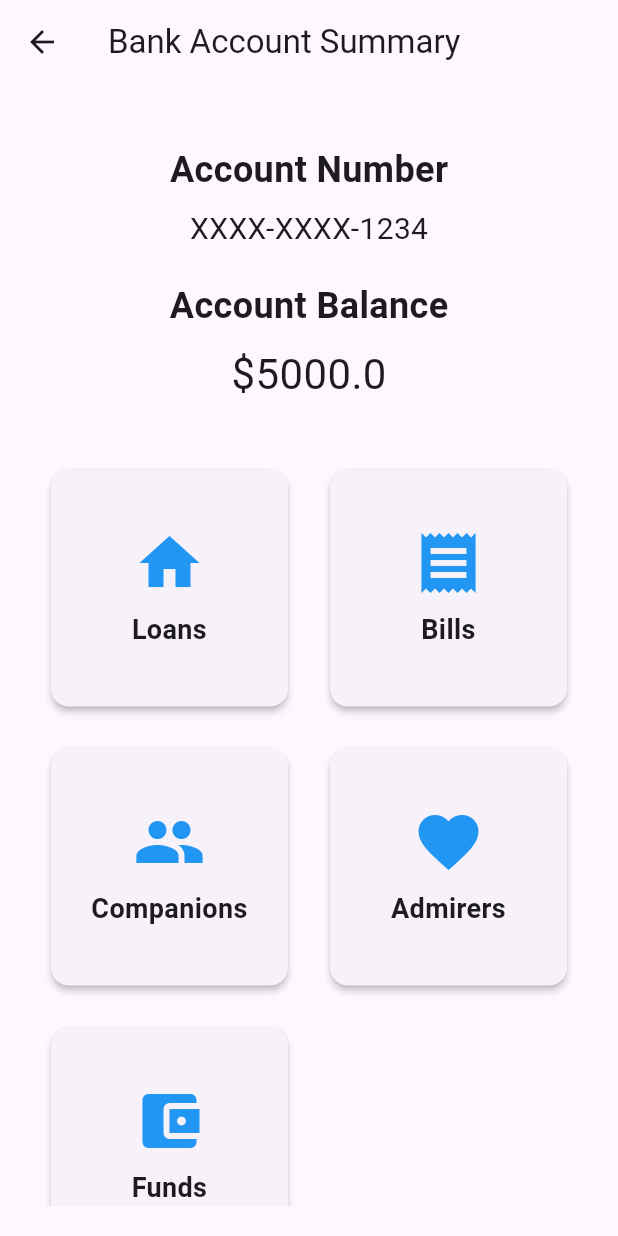
After one commit to kinjalmanek/ltc_hackathon_beekeepers, a Flutter app: the BankAccountSummaryScreen screen opened directly, on a phone screen of 412 x 824 dp. The commit adds this screen. Run offline on Flutter 3.47's test engine with Material 3 defaults, Android fonts, the phone set to English and light mode, and no system bars.

Commit message:
initial commit

```diff
--- /dev/null
+++ b/flex_ui/lib/account_summary.dart
@@ -0,0 +1,138 @@
+import 'package:flutter/material.dart';
+
+class BankAccountSummaryScreen extends StatefulWidget {
+  @override
+  _BankAccountSummaryScreenState createState() => _BankAccountSummaryScreenState();
+}
+
+class _BankAccountSummaryScreenState extends State<BankAccountSummaryScreen> {
+  String accountNumber = 'XXXX-XXXX-1234'; // Replace with actual account number
+  double accountBalance = 5000.00; // Replace with actual account balance
+
+  @override
+  Widget build(BuildContext context) {
+    return Scaffold(
+      appBar: AppBar(
+        title: Text('Bank Account Summary'),
+      ),
+      body: SafeArea(
+        child: Container(
+          width: double.infinity,
+          padding: EdgeInsets.symmetric(horizontal: 30, vertical: 20),
+          child: Column(
+            crossAxisAlignment: CrossAxisAlignment.center,
+            children: <Widget>[
+              SizedBox(height: 20),
+              Text(
+                'Account Number',
+                style: TextStyle(
+                  fontSize: 24,
+                  fontWeight: FontWeight.bold,
+                ),
+              ),
+              SizedBox(height: 8),
+              Text(
+                accountNumber,
+                style: TextStyle(
+                  fontSize: 20,
+                ),
+              ),
+              SizedBox(height: 20),
+              Text(
+                'Account Balance',
+                style: TextStyle(
+                  fontSize: 24,
+                  fontWeight: FontWeight.bold,
+                ),
+              ),
+              SizedBox(height: 8),
+              Text(
+                '\$$accountBalance',
+                style: TextStyle(
+                  fontSize: 28,
+                ),
+              ),
+              SizedBox(height: 40),
+              Expanded(
+                child: GridView.count(
+                  crossAxisCount: 2,
+                  mainAxisSpacing: 20,
+                  crossAxisSpacing: 20,
+                  children: <Widget>[
+                    _buildServiceItem(
+                      icon: Icons.home,
+                      label: 'Loans',
+                      onTap: () {
+                        // Navigate to loans screen or perform action
+                      },
+                    ),
+                    _buildServiceItem(
+                      icon: Icons.receipt,
+                      label: 'Bills',
+                      onTap: () {
+                        // Navigate to bills screen or perform action
+                      },
+                    ),
+                    _buildServiceItem(
+                      icon: Icons.people,
+                      label: 'Companions',
+                      onTap: () {
+                        // Navigate to companions screen or perform action
+                      },
+                    ),
+                    _buildServiceItem(
+                      icon: Icons.favorite,
+                      label: 'Admirers',
+                      onTap: () {
+                        // Navigate to admirers screen or perform action
+                      },
+                    ),
+                    _buildServiceItem(
+                      icon: Icons.account_balance_wallet,
+                      label: 'Funds',
+                      onTap: () {
+                        // Navigate to funds screen or perform action
+                      },
+                    ),
+                  ],
+                ),
+              ),
+            ],
+          ),
+        ),
+      ),
+    );
+  }
+
+  Widget _buildServiceItem({required IconData icon, required String label, required VoidCallback onTap}) {
+    return GestureDetector(
+      onTap: onTap,
+      child: Card(
+        elevation: 2.0,
+        shape: RoundedRectangleBorder(borderRadius: BorderRadius.circular(12.0)),
+        child: Padding(
+          padding: EdgeInsets.all(16.0),
+          child: Column(
+            mainAxisAlignment: MainAxisAlignment.center,
+            children: <Widget>[
+              Icon(
+                icon,
+                size: 48.0,
+                color: Colors.blue,
+              ),
+              SizedBox(height: 8.0),
+              Text(
+                label,
+                style: TextStyle(
+                  fontSize: 18.0,
+                  fontWeight: FontWeight.bold,
+                ),
+                textAlign: TextAlign.center,
+              ),
+            ],
+          ),
+        ),
+      ),
+    );
+  }
+}
--- a/flex_ui/lib/login.dart
+++ b/flex_ui/lib/login.dart
@@ -1,3 +1,4 @@
+import 'package:flex_users/account_summary.dart';
 import 'package:flutter/material.dart';
 import 'package:http/http.dart' as http;
 import 'dart:convert';
@@ -13,7 +14,7 @@ class _LoginPageState extends State<LoginPage> {
   final TextEditingController passwordController = TextEditingController();
 
   Future<void> login() async {
-    final String url = 'https://ltc-hackathon-beekeepers-wct627xdfq-el.a.run.app/signin'; // replace with your backend URL
+    const String url = "https://ltc-hackathon-beekeepers-wct627xdfq-el.a.run.app/signin"; // replace with your backend URL
     print("Login button pressed");
     try {
       final response = await http.post(
@@ -46,7 +47,7 @@ class _LoginPageState extends State<LoginPage> {
                       Navigator.of(context).pop();
                       Navigator.push(
                         context,
-                        MaterialPageRoute(builder: (context) => HomePage()),
+                        MaterialPageRoute(builder: (context) => BankAccountSummaryScreen()),
                       );
                     },
                   ),
```
Also changed, not shown: 1 other file.
